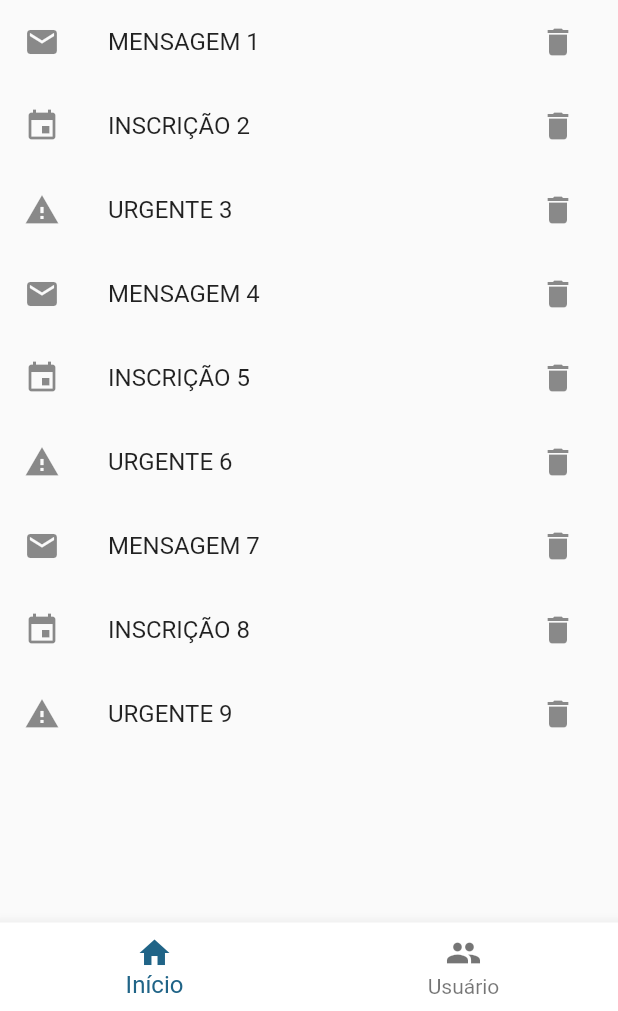
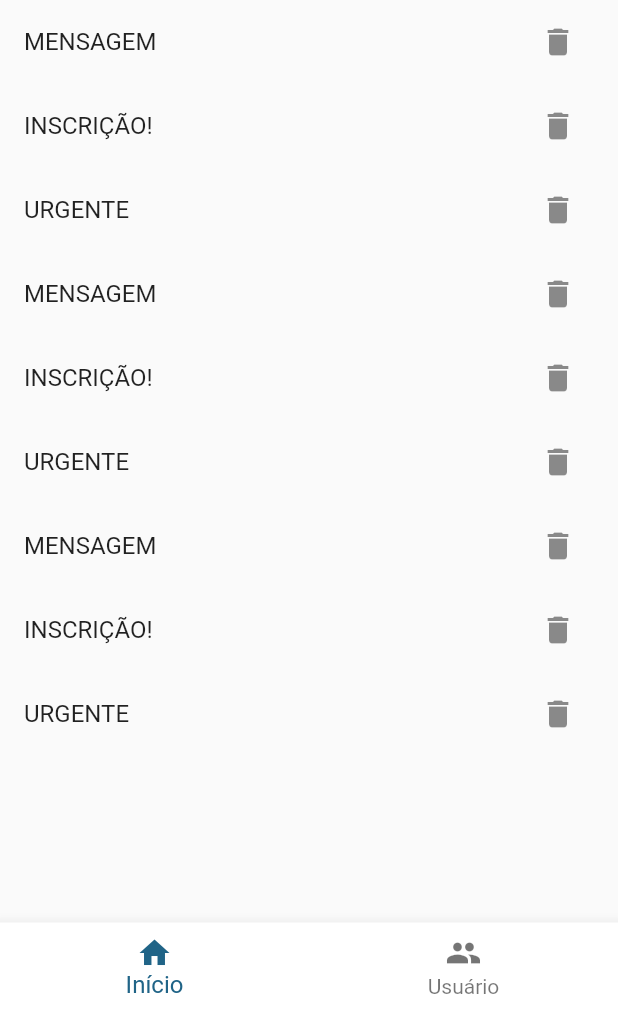
Before and after one commit to lucascbonelli/fusionx_front_hackweek, a Flutter app: the PaginaMensagens screen opened directly, on a phone screen of 412 x 824 dp, the part 225-1236 px from its top. Run offline on Flutter 3.47's test engine with Material 2 defaults, Android fonts, the phone set to English and light mode, and no system bars; our stand-ins replace carousel_slider, chips_choice, dropdown_button2, firebase_core, flutter_rating_bar, image_picker and 1 more; missing offline and left inert: html_editor_enhanced_fork; accounts and stored records are empty.

Commit message:
botao_cadastrar

```diff
--- a/lib/Screen/alertDialogApp.dart
+++ b/lib/Screen/alertDialogApp.dart
@@ -8,7 +8,8 @@ class AlertDialogApp extends StatelessWidget {
 
   @override
   Widget build(BuildContext context) {
-    return const MaterialApp(
+    return MaterialApp(
+
     );
   }
 }
@@ -59,7 +60,7 @@ class _DialogExampleState extends State<DialogExample> {
             borderRadius: BorderRadius.circular(20.0), // Raio para arredondar
             child: Container(
               color: Colors.blue, // Cor de fundo do botão
-              padding: const EdgeInsets.all(16),
+              padding: EdgeInsets.all(16),
               child: const Text('MENSAGEM'),
             ),
           ),
--- a/lib/Screen/paginaMensagens.dart
+++ b/lib/Screen/paginaMensagens.dart
@@ -49,10 +49,9 @@ class _PaginaMensagensState extends State<PaginaMensagens> {
 
 class Message {
   final String text;
-  final IconData icon; // Ícone da mensagem
   bool isDeleted;
 
-  Message(this.text, this.icon, {this.isDeleted = false});
+  Message(this.text, {this.isDeleted = false});
 }
 
 class MessageList extends StatefulWidget {
@@ -62,15 +61,15 @@ class MessageList extends StatefulWidget {
 
 class _MessageListState extends State<MessageList> {
   List<Message> messages = [
-    Message('MENSAGEM 1', Icons.mail, isDeleted: false),
-    Message('INSCRIÇÃO 2', Icons.event, isDeleted: false),
-    Message('URGENTE 3', Icons.warning, isDeleted: false),
-    Message('MENSAGEM 4', Icons.mail, isDeleted: false),
-    Message('INSCRIÇÃO 5', Icons.event, isDeleted: false),
-    Message('URGENTE 6', Icons.warning, isDeleted: false),
-    Message('MENSAGEM 7', Icons.mail, isDeleted: false),
-    Message('INSCRIÇÃO 8', Icons.event, isDeleted: false),
-    Message('URGENTE 9', Icons.warning, isDeleted: false),
+    Message('MENSAGEM'),
+    Message('INSCRIÇÃO!'),
+    Message('URGENTE'),
+    Message('MENSAGEM'),
+    Message('INSCRIÇÃO!'),
+    Message('URGENTE'),
+    Message('MENSAGEM'),
+    Message('INSCRIÇÃO!'),
+    Message('URGENTE'),
   ];
 
   @override
@@ -79,7 +78,6 @@ class _MessageListState extends State<MessageList> {
       itemCount: messages.length,
       itemBuilder: (context, index) {
         return ListTile(
-          leading: Icon(messages[index].icon), // Ícone à esquerda
           title: Text(messages[index].text),
           trailing: ClipRRect(
             borderRadius: BorderRadius.circular(20.0), // Raio para arredondar
--- a/pubspec.yaml
+++ b/pubspec.yaml
@@ -19,7 +19,7 @@ publish_to: 'none' # Remove this line if you wish to publish to pub.dev
 version: 1.0.0+1
 
 environment:
-  sdk: '>=3.1.4 <4.0.0'
+  sdk: '>=3.1.3 <4.0.0'
 
 # Dependencies specify other packages that your package needs in order to work.
 # To automatically upgrade your package dependencies to the latest versions
```
Also changed, not shown: lib/Screen/paginaInicialUsuario.dart (+49 -3 lines), lib/Screen/telaSessao.dart (+37 -52 lines), pubspec.lock.
